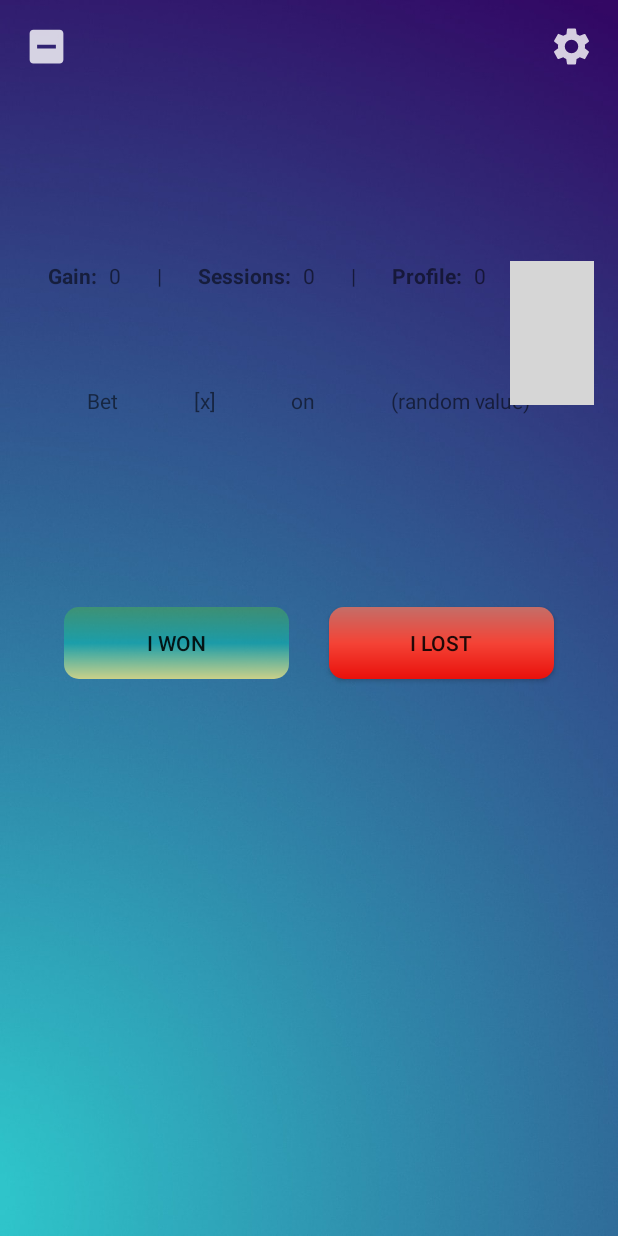
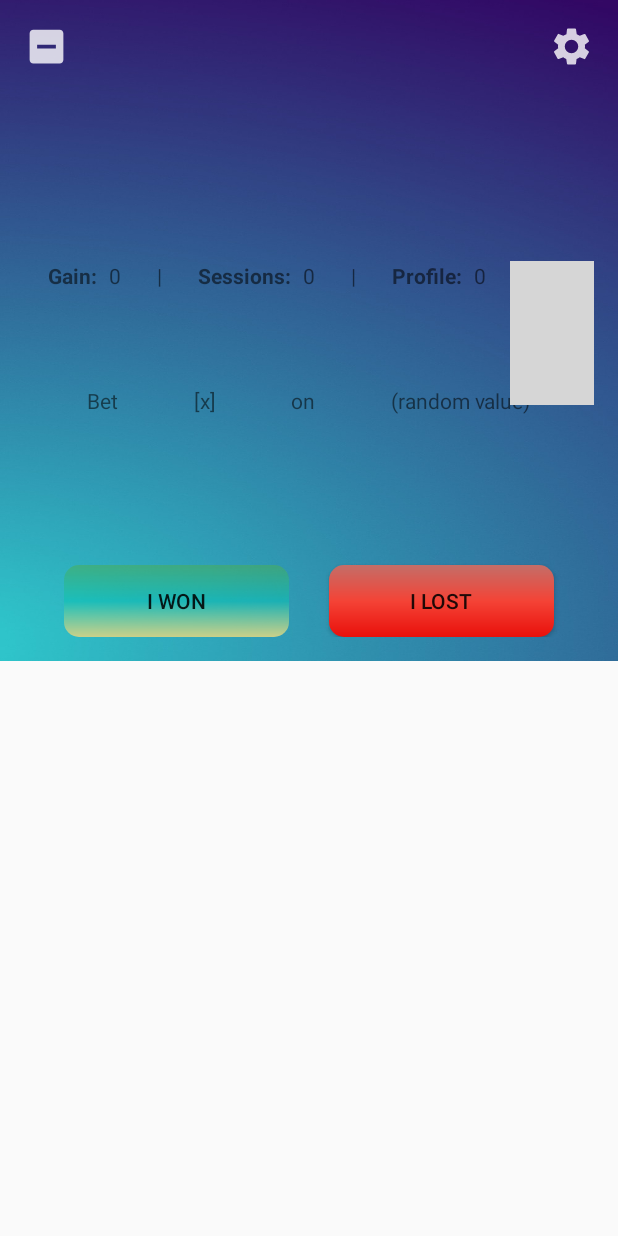
Before and after one commit to ibtisamasif/Roulette, an Android app: the layout activity_screen3.xml on its own in the app's theme, with its tools: preview values and no code run, on a phone screen of 412 x 824 dp. Run offline under Robolectric (Android 15) with nearby library versions, the light colour scheme and no system bars; grey boxes are pictures that could not be loaded.

Commit message:
Ui changes

```diff
--- a/app/src/main/java/com/thedesignerx/roulette/Screen2Activity.java
+++ b/app/src/main/java/com/thedesignerx/roulette/Screen2Activity.java
@@ -19,7 +19,7 @@ public class Screen2Activity extends AppCompatActivity {
     protected void onCreate(Bundle savedInstanceState) {
         super.onCreate(savedInstanceState);
         setContentView(R.layout.activity_screen2);
-        getWindow().setLayout(ViewGroup.LayoutParams.MATCH_PARENT, ViewGroup.LayoutParams.MATCH_PARENT);
+        getWindow().setLayout(ViewGroup.LayoutParams.MATCH_PARENT, ViewGroup.LayoutParams.WRAP_CONTENT);
         //Check if the application has draw over other apps permission or not?
         //This permission is by default available for API<23. But for API > 23
         //you have to ask for the permission in runtime.
--- a/app/src/main/java/com/thedesignerx/roulette/Screen3Activity.java
+++ b/app/src/main/java/com/thedesignerx/roulette/Screen3Activity.java
@@ -13,7 +13,7 @@ public class Screen3Activity extends AppCompatActivity {
     protected void onCreate(Bundle savedInstanceState) {
         super.onCreate(savedInstanceState);
         setContentView(R.layout.activity_screen3);
-        getWindow().setLayout(ViewGroup.LayoutParams.MATCH_PARENT, ViewGroup.LayoutParams.MATCH_PARENT);
+        getWindow().setLayout(ViewGroup.LayoutParams.MATCH_PARENT, ViewGroup.LayoutParams.WRAP_CONTENT);
         initializeView();
     }
 
--- a/app/src/main/res/layout/activity_screen2.xml
+++ b/app/src/main/res/layout/activity_screen2.xml
@@ -3,7 +3,7 @@
     xmlns:app="http://schemas.android.com/apk/res-auto"
     xmlns:tools="http://schemas.android.com/tools"
     android:layout_width="match_parent"
-    android:layout_height="match_parent"
+    android:layout_height="wrap_content"
     android:background="@drawable/blue_background"
     android:paddingLeft="@dimen/activity_horizontal_margin"
     android:paddingTop="@dimen/activity_vertical_margin"
@@ -115,7 +115,7 @@
         android:id="@+id/button_ok"
         android:layout_width="150dp"
         android:layout_height="wrap_content"
-        android:layout_marginTop="128dp"
+        android:layout_marginTop="100dp"
         android:background="@drawable/shape_rectangle_dark_green_radius_10dp"
         android:text="@string/ok"
         app:layout_constraintEnd_toEndOf="parent"
--- a/app/src/main/res/layout/activity_screen3.xml
+++ b/app/src/main/res/layout/activity_screen3.xml
@@ -3,7 +3,7 @@
     xmlns:app="http://schemas.android.com/apk/res-auto"
     xmlns:tools="http://schemas.android.com/tools"
     android:layout_width="match_parent"
-    android:layout_height="match_parent"
+    android:layout_height="wrap_content"
     android:background="@drawable/blue_background"
     android:paddingLeft="@dimen/activity_horizontal_margin"
     android:paddingTop="@dimen/activity_vertical_margin"
@@ -174,7 +174,7 @@
         android:layout_height="wrap_content"
         android:layout_centerHorizontal="true"
         android:layout_centerVertical="true"
-        android:layout_marginTop="128dp"
+        android:layout_marginTop="100dp"
         android:background="@drawable/shape_rectangle_dark_green_radius_10dp"
         android:text="I Won"
         app:layout_constraintEnd_toStartOf="@+id/button_lost"
@@ -187,12 +187,11 @@
         android:layout_width="150dp"
         android:layout_height="wrap_content"
         android:layout_centerInParent="true"
-        android:layout_marginTop="128dp"
         android:background="@drawable/shape_rectangle_red_radius_10dp"
         android:text="I Lost"
         app:layout_constraintEnd_toEndOf="parent"
         app:layout_constraintHorizontal_bias="0.5"
         app:layout_constraintStart_toEndOf="@+id/button_won"
-        app:layout_constraintTop_toBottomOf="@+id/textView15" />
+        app:layout_constraintTop_toTopOf="@+id/button_won" />
 
 </android.support.constraint.ConstraintLayout>
--- a/build.gradle
+++ b/build.gradle
@@ -6,7 +6,7 @@ buildscript {
         google()
     }
     dependencies {
-        classpath 'com.android.tools.build:gradle:3.5.2'
+        classpath 'com.android.tools.build:gradle:3.5.3'
 
         // NOTE: Do not place your application dependencies here; they belong
         // in the individual module build.gradle files
```
